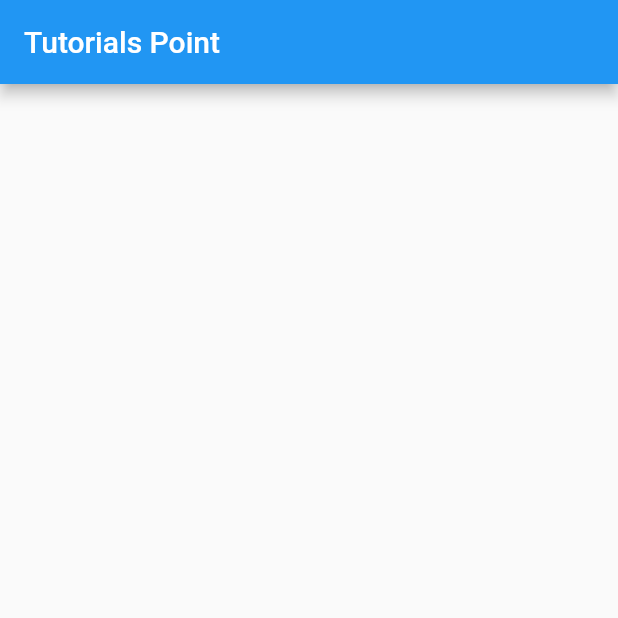
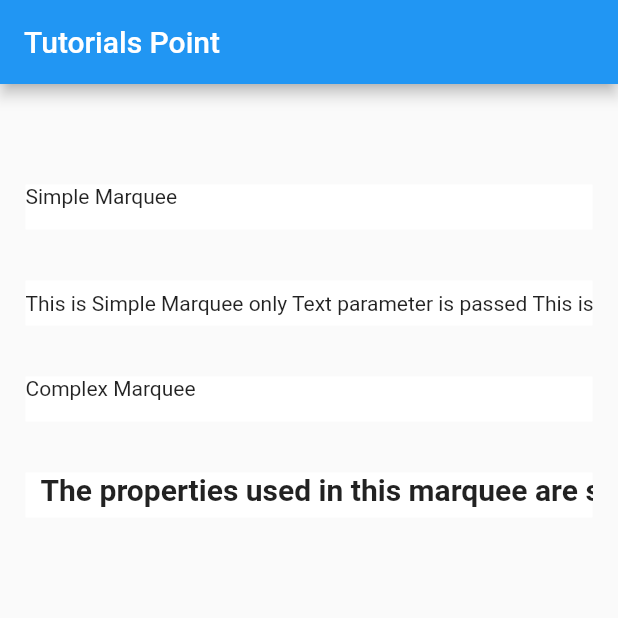
Before and after one commit to azharmarmu/tp_article, a Flutter app: the screen it shows after launch, on a phone screen of 412 x 824 dp, the top half of it. Run offline on Flutter 3.47's test engine with Material 2 defaults, Android fonts, the phone set to English and light mode, and no system bars; drawn by our look-alikes of marquee.

Commit message:
marquee_created

```diff
--- a/lib/home_page.dart
+++ b/lib/home_page.dart
@@ -10,7 +10,47 @@ class HomePage extends StatelessWidget {
       appBar: AppBar(
         title: const Text('Tutorials Point'),
       ),
-      body: const SizedBox.shrink(),
+      body:ListView(
+        padding:const EdgeInsets.only(top: 50.0),
+          children:[
+            const Text("Simple Marquee"),
+            simpleMarquee(),
+            const Text("Complex Marquee"),
+            myMarquee(),
+          ].map(_wrapMarquee).toList(),
+      )
+    );
+  }
+  Widget simpleMarquee(){
+    return Marquee(
+    text: 'This is Simple Marquee only Text parameter is passed ',
+    );
+  }
+  Widget myMarquee(){
+    return Marquee(
+      text: 'The properties used in this marquee are style, scrollAxis, crossAxisAlignment, blankspace, velocity, pauseAfterRound,startPadding, accelerationCurve, accelerationDuration, decelerationCurve',
+      style: const TextStyle(fontSize: 20,fontWeight: FontWeight.bold),
+      scrollAxis: Axis.horizontal,
+      crossAxisAlignment: CrossAxisAlignment.start,
+      blankSpace: 20.0,
+      velocity: 50.0,
+      pauseAfterRound: const Duration(seconds: 1),
+      startPadding:10.0,
+      accelerationCurve: Curves.linear,
+      accelerationDuration:const Duration(seconds: 1),
+      decelerationCurve: Curves.easeOut,
+      //
+    );
+
+  }
+  Widget _wrapMarquee(Widget child){
+    return Padding(
+      padding: const EdgeInsets.all(17),
+      child: Container(
+        height: 30.0,
+        color: Colors.white,
+        child: child,
+      ),
     );
   }
 }
```
Also changed, not shown: 1 other file.
